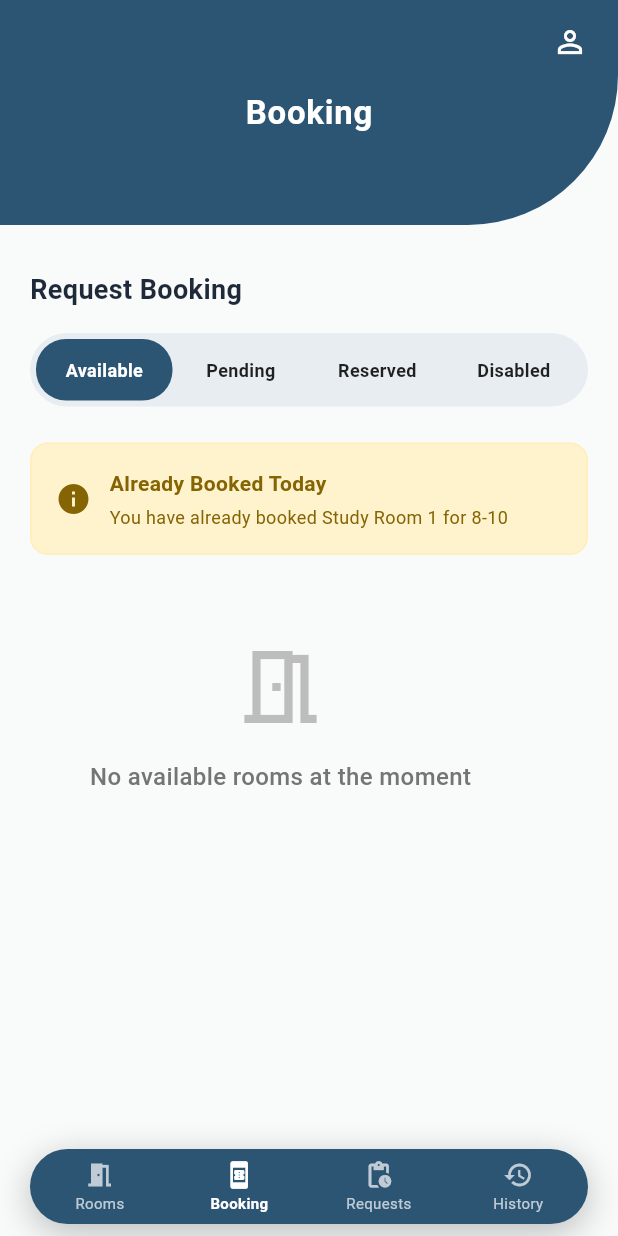
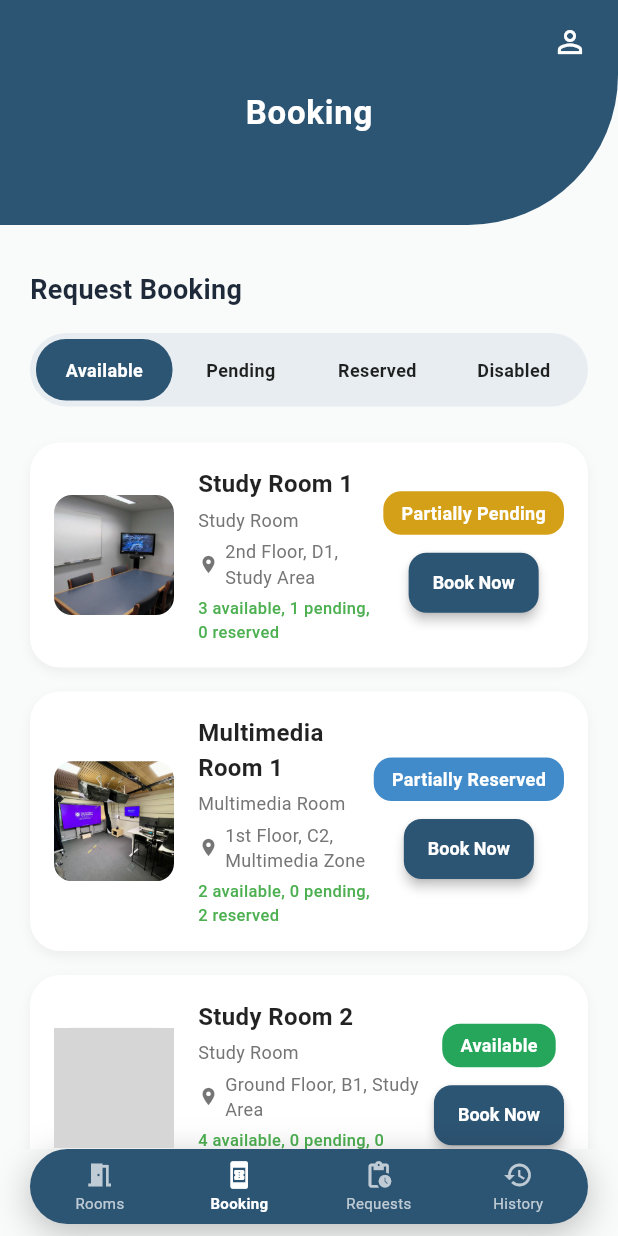
Before and after one commit to riley-tannie/room_booking, a Flutter app: the HomeScreen screen opened directly, item 2 of the bottom bar chosen, on a phone screen of 412 x 824 dp. Run offline on Flutter 3.47's test engine with Material 3 defaults, Android fonts, the phone set to English and light mode, and no system bars; grey boxes are pictures that could not be loaded.

Commit message:
updated remove booking limit

```diff
--- a/lib/data_store.dart
+++ b/lib/data_store.dart
@@ -272,19 +272,7 @@ class BookingDataStore {
   static const String currentStudentName = 'Riley Tan';
   static const String currentStudentId = 'STU12345';
 
-  // Check if student can book today - SIMPLIFIED LOGIC
-  static bool canStudentBookToday() {
-    final now = DateTime.now();
-    final todayBookings = userBookings.where((booking) =>
-        _isSameDay(booking.date, now) &&
-        booking.studentId == currentStudentId).toList();
-
-    // Allow booking if no bookings today OR if all today's bookings are rejected
-    return todayBookings.isEmpty ||
-           todayBookings.every((booking) => booking.status == 'Rejected');
-  }
-
-  // SIMPLIFIED: Check if time slot is available (NO TIME EXPIRY)
+  // SIMPLIFIED: Check if time slot is available (NO TIME EXPIRY, NO BOOKING LIMIT)
   static bool isTimeSlotAvailable(TimeSlot slot) {
     // Check if slot is disabled
     if (slot.status == 'disabled') return false;
@@ -293,16 +281,17 @@ class BookingDataStore {
     if (slot.status != 'free') return false;
 
     // NO TIME EXPIRY CHECK - users can book any time slot regardless of current time
+    // NO BOOKING LIMIT CHECK - users can book multiple slots per day
     return true;
   }
 
-  // Get available time slots for a room (NO TIME EXPIRY)
+  // Get available time slots for a room (NO TIME EXPIRY, NO BOOKING LIMIT)
   static List<TimeSlot> getAvailableTimeSlots(String roomId) {
     final room = availableRooms.firstWhere((room) => room.id == roomId);
     return room.timeSlots.where((slot) => isTimeSlotAvailable(slot)).toList();
   }
 
-  // Book a time slot - SIMPLIFIED LOGIC
+  // Book a time slot - NO BOOKING LIMIT
   static void addBooking(UserBooking booking) {
     userBookings.add(booking);
 
--- a/lib/student/booking.dart
+++ b/lib/student/booking.dart
@@ -64,10 +64,6 @@ class _BookingState extends State<Booking> {
           ),
           const SizedBox(height: 24),
 
-          // Show message if student already booked today
-          if (!BookingDataStore.canStudentBookToday() && selectedTab == "Available")
-            _buildAlreadyBookedMessage(),
-
           // Room List
           if (filteredRooms.isEmpty)
             _buildEmptyState()
@@ -77,50 +73,6 @@ class _BookingState extends State<Booking> {
                 return _buildRoomCard(context, room);
               }).toList(),
             ),
-        ],
-      ),
-    );
-  }
-
-  Widget _buildAlreadyBookedMessage() {
-    final todayBooking = BookingDataStore.getTodayBooking();
-
-    return Container(
-      margin: const EdgeInsets.only(bottom: 16),
-      padding: const EdgeInsets.all(16),
-      decoration: BoxDecoration(
-        color: const Color(0xFFFFF3CD),
-        borderRadius: BorderRadius.circular(12),
-        border: Border.all(color: const Color(0xFFFFEEBA)),
-      ),
-      child: Row(
-        children: [
-          const Icon(Icons.info, color: Color(0xFF856404)),
-          const SizedBox(width: 12),
-          Expanded(
-            child: Column(
-              crossAxisAlignment: CrossAxisAlignment.start,
-              children: [
-                const Text(
-                  "Already Booked Today",
-                  style: TextStyle(
-                    fontWeight: FontWeight.bold,
-                    color: Color(0xFF856404),
-                  ),
-                ),
-                const SizedBox(height: 4),
-                Text(
-                  todayBooking != null
-                    ? "You have already booked ${todayBooking.roomName} for ${todayBooking.timeSlot}"
-                    : "You have already booked a room for today",
-                  style: const TextStyle(
-                    color: Color(0xFF856404),
-                    fontSize: 12,
-                  ),
-                ),
-              ],
-            ),
-          ),
         ],
       ),
     );
@@ -188,7 +140,7 @@ class _BookingState extends State<Booking> {
           if (room.isDisabled) return false;
           final hasAvailableSlots = room.timeSlots.any((slot) =>
               slot.status == 'free');
-          return hasAvailableSlots && BookingDataStore.canStudentBookToday();
+          return hasAvailableSlots; // REMOVED: && BookingDataStore.canStudentBookToday()
         }).toList();
 
       case "Pending":
@@ -255,8 +207,7 @@ class _BookingState extends State<Booking> {
         slot.status == 'reserved').length;
 
     final isAvailable = availableSlots > 0 &&
-                       !room.isDisabled &&
-                       BookingDataStore.canStudentBookToday();
+                       !room.isDisabled; // REMOVED: && BookingDataStore.canStudentBookToday()
 
     return Container(
       margin: const EdgeInsets.only(bottom: 16),
@@ -733,17 +684,7 @@ class _BookingState extends State<Booking> {
   }
 
   void _bookTimeSlot(BuildContext context, TimeSlot slot, BookingRoom room) {
-    if (!BookingDataStore.canStudentBookToday()) {
-      ScaffoldMessenger.of(context).showSnackBar(
-        const SnackBar(
-          content: Text('You can only book one slot per day'),
-          backgroundColor: Colors.red,
-        ),
-      );
-      Navigator.pop(context); // Close the bottom sheet
-      return;
-    }
-
+    // REMOVED: Booking limit check
     showDialog(
       context: context,
       builder: (context) => AlertDialog(
@@ -757,7 +698,7 @@ class _BookingState extends State<Booking> {
             Text('Date: ${_formatDate(DateTime.now())}'),
             const SizedBox(height: 8),
             const Text(
-              'Note: You can only book one slot per day',
+              'Note: Booking will be pending approval',
               style: TextStyle(
                 fontSize: 12,
                 color: Colors.grey,
```
Also changed, not shown: lib/student/room_list.dart (+3 -62 lines).
